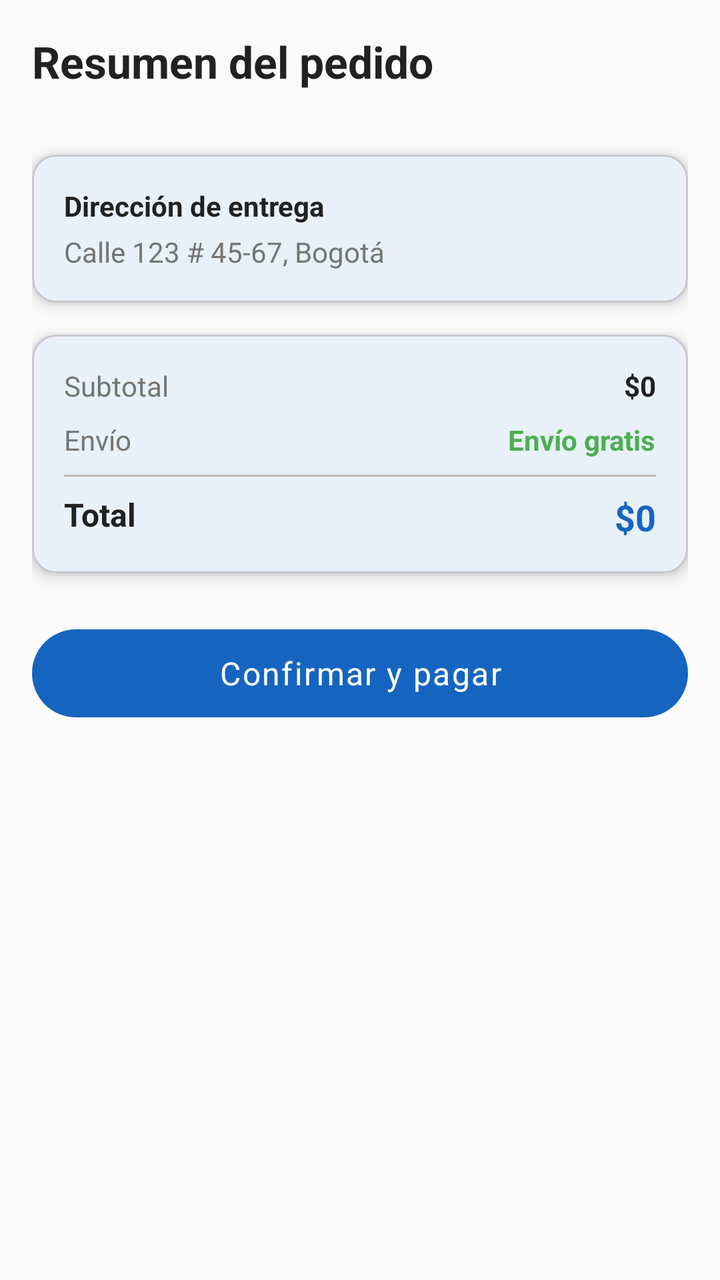
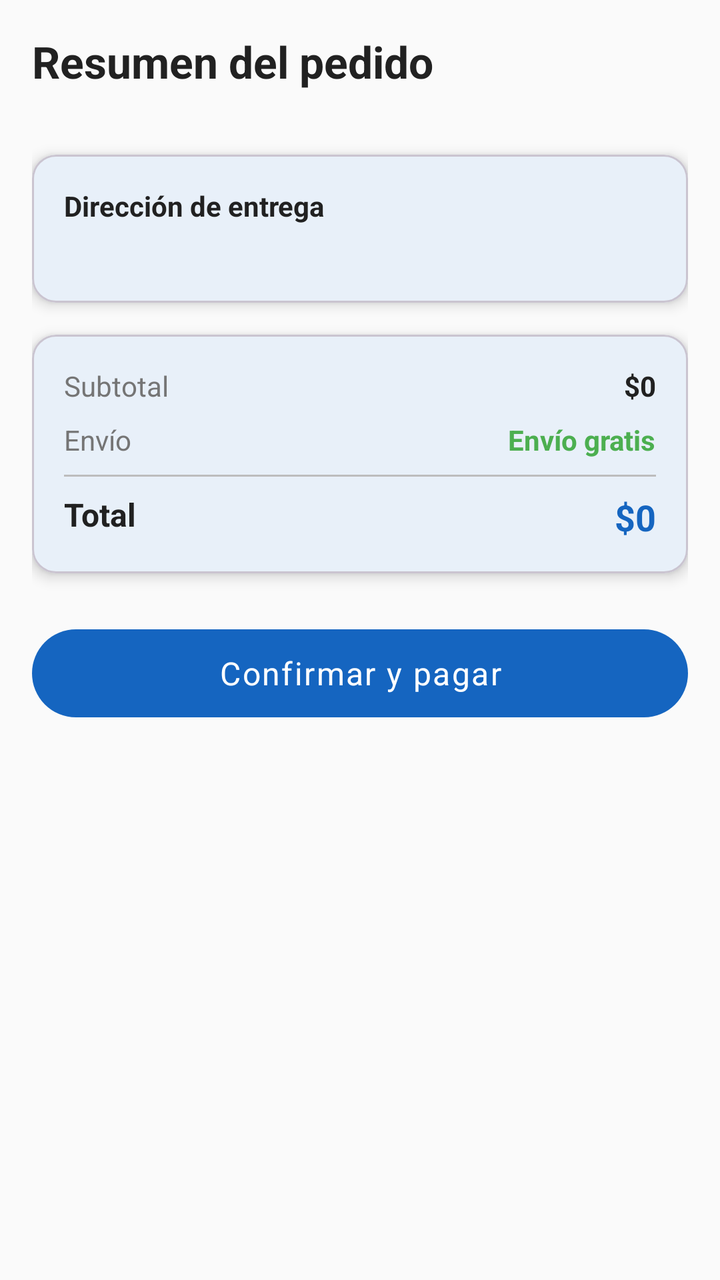

Screens rendered from an Android XML layout before and after an edit, with the pre-edit source and the edit as a unified diff.
<!-- AndroidManifest.xml: application theme Theme.TomenAguita -->
<!-- res/layout/fragment_resumen_pedido.xml -->
<?xml version="1.0" encoding="utf-8"?>
<androidx.core.widget.NestedScrollView
    xmlns:android="http://schemas.android.com/apk/res/android"
    xmlns:app="http://schemas.android.com/apk/res-auto"
    android:layout_width="match_parent"
    android:layout_height="match_parent"
    android:background="@color/background">

    <androidx.constraintlayout.widget.ConstraintLayout
        android:layout_width="match_parent"
        android:layout_height="wrap_content"
        android:padding="@dimen/padding_medium">

        <TextView
            android:id="@+id/tvTitle"
            android:layout_width="0dp"
            android:layout_height="wrap_content"
            android:text="@string/title_order_summary"
            android:textColor="@color/on_background"
            android:textSize="@dimen/text_title"
            android:textStyle="bold"
            app:layout_constraintEnd_toEndOf="parent"
            app:layout_constraintStart_toStartOf="parent"
            app:layout_constraintTop_toTopOf="parent" />

        <androidx.recyclerview.widget.RecyclerView
            android:id="@+id/rvResumen"
            android:layout_width="0dp"
            android:layout_height="wrap_content"
            android:layout_marginTop="@dimen/margin_medium"
            android:nestedScrollingEnabled="false"
            app:layout_constraintEnd_toEndOf="parent"
            app:layout_constraintStart_toStartOf="parent"
            app:layout_constraintTop_toBottomOf="@id/tvTitle" />

        <com.google.android.material.card.MaterialCardView
            android:id="@+id/cardAddress"
            android:layout_width="0dp"
            android:layout_height="wrap_content"
            android:layout_marginTop="@dimen/margin_medium"
            app:cardCornerRadius="@dimen/corner_radius_medium"
            app:cardElevation="@dimen/card_elevation"
            app:layout_constraintEnd_toEndOf="parent"
            app:layout_constraintStart_toStartOf="parent"
            app:layout_constraintTop_toBottomOf="@id/rvResumen">

            <LinearLayout
                android:layout_width="match_parent"
                android:layout_height="wrap_content"
                android:orientation="vertical"
                android:padding="@dimen/padding_medium">

                <TextView
                    android:layout_width="wrap_content"
                    android:layout_height="wrap_content"
                    android:text="@string/label_delivery_address"
                    android:textColor="@color/on_background"
                    android:textStyle="bold" />

                <TextView
                    android:id="@+id/tvDireccion"
                    android:layout_width="wrap_content"
                    android:layout_height="wrap_content"
                    android:layout_marginTop="4dp"
                    android:text="Calle 123 # 45-67, Bogotá"
                    android:textColor="@color/on_background_secondary" />
            </LinearLayout>
        </com.google.android.material.card.MaterialCardView>

        <com.google.android.material.card.MaterialCardView
            android:id="@+id/cardTotales"
            android:layout_width="0dp"
            android:layout_height="wrap_content"
            android:layout_marginTop="@dimen/margin_medium"
            app:cardCornerRadius="@dimen/corner_radius_medium"
            app:cardElevation="@dimen/card_elevation"
            app:layout_constraintEnd_toEndOf="parent"
            app:layout_constraintStart_toStartOf="parent"
            app:layout_constraintTop_toBottomOf="@id/cardAddress">

            <androidx.constraintlayout.widget.ConstraintLayout
                android:layout_width="match_parent"
                android:layout_height="wrap_content"
                android:padding="@dimen/padding_medium">

                <TextView android:id="@+id/tvSubtotalLabel" android:layout_width="wrap_content" android:layout_height="wrap_content" android:text="@string/label_subtotal" android:textColor="@color/on_background_secondary" app:layout_constraintStart_toStartOf="parent" app:layout_constraintTop_toTopOf="parent" />
                <TextView android:id="@+id/tvSubtotal" android:layout_width="wrap_content" android:layout_height="wrap_content" android:text="$0" android:textColor="@color/on_background" android:textStyle="bold" app:layout_constraintEnd_toEndOf="parent" app:layout_constraintTop_toTopOf="parent" />
                <TextView android:id="@+id/tvEnvioLabel" android:layout_width="wrap_content" android:layout_height="wrap_content" android:layout_marginTop="8dp" android:text="@string/label_shipping" android:textColor="@color/on_background_secondary" app:layout_constraintStart_toStartOf="parent" app:layout_constraintTop_toBottomOf="@id/tvSubtotalLabel" />
                <TextView android:id="@+id/tvEnvio" android:layout_width="wrap_content" android:layout_height="wrap_content" android:layout_marginTop="8dp" android:text="@string/label_free_shipping" android:textColor="@color/success" android:textStyle="bold" app:layout_constraintEnd_toEndOf="parent" app:layout_constraintTop_toBottomOf="@id/tvSubtotal" />
                <View android:id="@+id/divider" android:layout_width="0dp" android:layout_height="1dp" android:layout_marginTop="@dimen/margin_small" android:background="@color/divider" app:layout_constraintEnd_toEndOf="parent" app:layout_constraintStart_toStartOf="parent" app:layout_constraintTop_toBottomOf="@id/tvEnvioLabel" />
                <TextView android:id="@+id/tvTotalLabel" android:layout_width="wrap_content" android:layout_height="wrap_content" android:layout_marginTop="@dimen/margin_small" android:text="@string/label_total" android:textColor="@color/on_background" android:textSize="@dimen/text_medium" android:textStyle="bold" app:layout_constraintStart_toStartOf="parent" app:layout_constraintTop_toBottomOf="@id/divider" />
                <TextView android:id="@+id/tvTotal" android:layout_width="wrap_content" android:layout_height="wrap_content" android:layout_marginTop="@dimen/margin_small" android:text="$0" android:textColor="@color/primary" android:textSize="@dimen/text_large" android:textStyle="bold" app:layout_constraintEnd_toEndOf="parent" app:layout_constraintTop_toBottomOf="@id/divider" />

            </androidx.constraintlayout.widget.ConstraintLayout>
        </com.google.android.material.card.MaterialCardView>

        <com.google.android.material.button.MaterialButton
            android:id="@+id/btnConfirmar"
            style="@style/Widget.TomenAguita.Button"
            android:layout_width="0dp"
            android:layout_height="@dimen/button_height"
            android:layout_marginTop="@dimen/margin_large"
            android:layout_marginBottom="@dimen/margin_large"
            android:text="@string/btn_confirm_payment"
            app:layout_constraintBottom_toBottomOf="parent"
            app:layout_constraintEnd_toEndOf="parent"
            app:layout_constraintStart_toStartOf="parent"
            app:layout_constraintTop_toBottomOf="@id/cardTotales" />

    </androidx.constraintlayout.widget.ConstraintLayout>
</androidx.core.widget.NestedScrollView>
<!-- resources referenced by this layout -->
<resources>
  <color name="background">#FAFAFA</color>
  <color name="divider">#BDBDBD</color>
  <color name="on_background">#212121</color>
  <color name="on_background_secondary">#757575</color>
  <color name="primary">#1565C0</color>
  <color name="success">#4CAF50</color>
  <dimen name="button_height">52dp</dimen>
  <dimen name="card_elevation">4dp</dimen>
  <dimen name="corner_radius_medium">12dp</dimen>
  <dimen name="margin_large">24dp</dimen>
  <dimen name="margin_medium">16dp</dimen>
  <dimen name="margin_small">8dp</dimen>
  <dimen name="padding_medium">16dp</dimen>
  <dimen name="text_large">18sp</dimen>
  <dimen name="text_medium">16sp</dimen>
  <dimen name="text_title">22sp</dimen>
  <string name="btn_confirm_payment">Confirmar y pagar</string>
  <string name="label_delivery_address">Dirección de entrega</string>
  <string name="label_free_shipping">Envío gratis</string>
  <string name="label_shipping">Envío</string>
  <string name="label_subtotal">Subtotal</string>
  <string name="label_total">Total</string>
  <string name="title_order_summary">Resumen del pedido</string>
  <style name="Widget.TomenAguita.Button" parent="Widget.Material3.Button">
          <item name="android:minHeight">@dimen/button_height</item>
          <item name="cornerRadius">@dimen/corner_radius_button</item>
          <item name="android:textSize">@dimen/text_medium</item>
          <item name="android:letterSpacing">0.05</item>
          <item name="android:textAllCaps">false</item>
      </style>
  <style name="Theme.TomenAguita" parent="Theme.Material3.DayNight.NoActionBar">
          <item name="colorPrimary">@color/primary</item>
          <item name="colorPrimaryDark">@color/primary_dark</item>
          <item name="colorPrimaryVariant">@color/primary_dark</item>
          <item name="colorOnPrimary">@color/on_primary</item>
          <item name="colorSecondary">@color/secondary</item>
          <item name="colorOnSecondary">@color/on_primary</item>
          <item name="colorError">@color/error</item>
          <item name="android:colorBackground">@color/background</item>
          <item name="colorSurface">@color/surface</item>
          <item name="android:statusBarColor">@color/primary_dark</item>
          <item name="android:navigationBarColor">@color/surface</item>
          <item name="android:fontFamily">sans-serif</item>
      </style>
  <dimen name="corner_radius_button">24dp</dimen>
  <color name="primary_dark">#0D47A1</color>
  <color name="on_primary">#FFFFFF</color>
  <color name="secondary">#00BCD4</color>
  <color name="error">#B00020</color>
  <color name="surface">#FFFFFF</color>
</resources>

<!-- the commit's change to res/layout/fragment_resumen_pedido.xml (unified diff, before → after) -->
@@ -62,7 +62,7 @@
                     android:layout_width="wrap_content"
                     android:layout_height="wrap_content"
                     android:layout_marginTop="4dp"
-                    android:text="Calle 123 # 45-67, Bogotá"
+                    android:text=""
                     android:textColor="@color/on_background_secondary" />
             </LinearLayout>
         </com.google.android.material.card.MaterialCardView>
